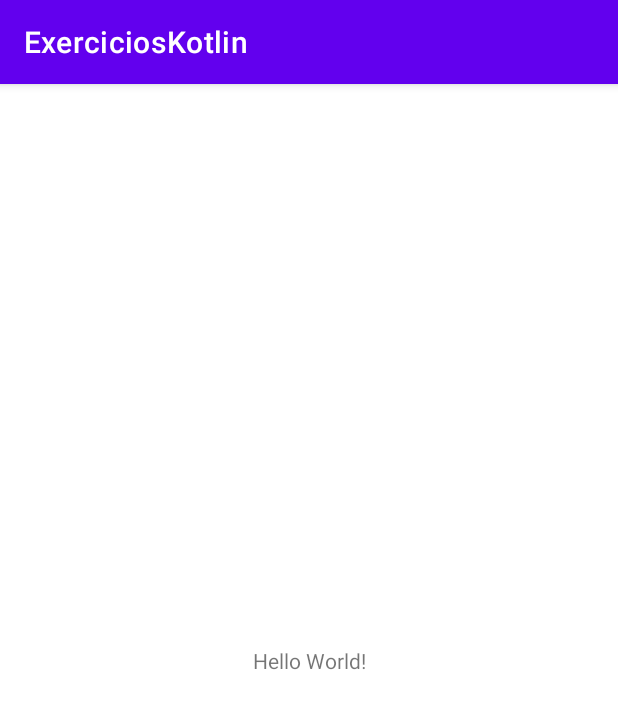
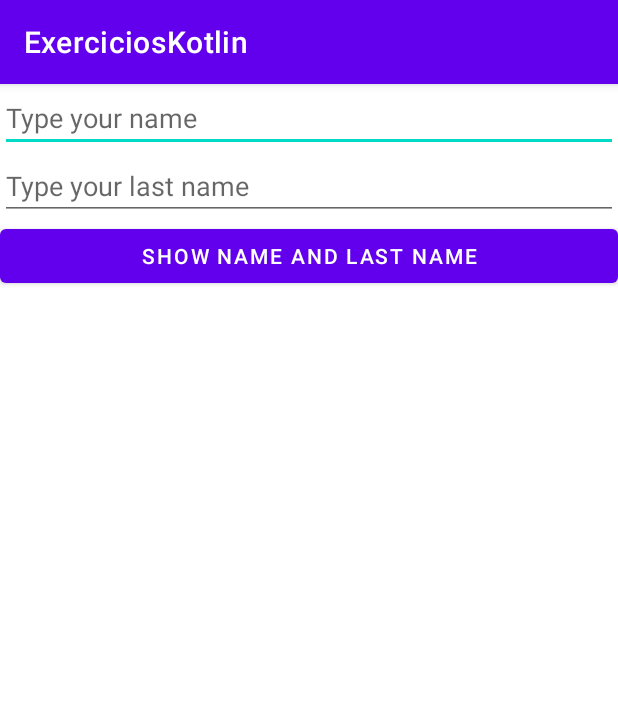
Before and after one commit to pedrohemmel/KotlinExercises, an Android app: the screen it shows after launch (MainActivity before the commit, DialogNameAndLastName after it), on a phone screen of 412 x 824 dp. Shown: the top 709 px of the screen. Run offline under Robolectric (Android 15) with nearby library versions, the phone set to English and light mode, and no system bars.

Commit message:
First exercise is done

```diff
--- a/app/build.gradle
+++ b/app/build.gradle
@@ -5,12 +5,12 @@ plugins {
 
 android {
     namespace 'com.example.exercicioskotlin'
-    compileSdk 32
+    compileSdk 33
 
     defaultConfig {
         applicationId "com.example.exercicioskotlin"
         minSdk 23
-        targetSdk 32
+        targetSdk 33
         versionCode 1
         versionName "1.0"
 
--- a/app/src/main/AndroidManifest.xml
+++ b/app/src/main/AndroidManifest.xml
@@ -13,7 +13,7 @@
         android:theme="@style/Theme.ExerciciosKotlin"
         tools:targetApi="31">
         <activity
-            android:name=".MainActivity"
+            android:name=".DialogNameAndLastName"
             android:exported="true">
             <intent-filter>
                 <action android:name="android.intent.action.MAIN" />
--- /dev/null
+++ b/app/src/main/java/com/example/exercicioskotlin/DialogNameAndLastName.kt
@@ -0,0 +1,31 @@
+package com.example.exercicioskotlin
+
+import androidx.appcompat.app.AppCompatActivity
+import android.os.Bundle
+import android.widget.Button
+import android.widget.EditText
+import androidx.appcompat.app.AlertDialog
+
+class DialogNameAndLastName : AppCompatActivity() {
+    override fun onCreate(savedInstanceState: Bundle?) {
+        super.onCreate(savedInstanceState)
+        setContentView(R.layout.activity_dialog_name_and_last_name)
+
+        val txtName: EditText = findViewById(R.id.txtName)
+        val txtLastName: EditText = findViewById(R.id.txtLastName)
+        val btnShowNameAndLastName: Button = findViewById(R.id.btnShowNameAndLastName)
+
+        btnShowNameAndLastName.setOnClickListener {
+            showDialogWithNameAndLastName("Your entire name is...", "${txtName.text.toString()} ${txtLastName.text.toString()}")
+        }
+    }
+    //Functions here
+    fun showDialogWithNameAndLastName(title: String, msg: String) {
+        AlertDialog.Builder(this)
+            .setTitle("${title}")
+            .setMessage("${msg}")
+            .setPositiveButton("Okay", null)
+            .create()
+            .show()
+    }
+}
--- a/app/src/main/java/com/example/exercicioskotlin/MainActivity.kt
+++ /dev/null
@@ -1,11 +0,0 @@
-package com.example.exercicioskotlin
-
-import androidx.appcompat.app.AppCompatActivity
-import android.os.Bundle
-
-class MainActivity : AppCompatActivity() {
-    override fun onCreate(savedInstanceState: Bundle?) {
-        super.onCreate(savedInstanceState)
-        setContentView(R.layout.activity_main)
-    }
-}
--- /dev/null
+++ b/app/src/main/res/layout/activity_dialog_name_and_last_name.xml
@@ -0,0 +1,39 @@
+<?xml version="1.0" encoding="utf-8"?>
+<androidx.constraintlayout.widget.ConstraintLayout xmlns:android="http://schemas.android.com/apk/res/android"
+    xmlns:app="http://schemas.android.com/apk/res-auto"
+    xmlns:tools="http://schemas.android.com/tools"
+    android:layout_width="match_parent"
+    android:layout_height="match_parent"
+    tools:context=".DialogNameAndLastName">
+
+    <EditText
+        android:id="@+id/txtName"
+        android:layout_width="0dp"
+        android:layout_height="wrap_content"
+        android:hint="@string/type_your_name"
+        app:layout_constraintTop_toTopOf="parent"
+        app:layout_constraintLeft_toLeftOf="parent"
+        app:layout_constraintRight_toRightOf="parent"
+        />
+    <EditText
+        android:id="@+id/txtLastName"
+        android:layout_width="0dp"
+        android:layout_height="wrap_content"
+        android:hint="@string/type_your_last_name"
+        app:layout_constraintTop_toBottomOf="@+id/txtName"
+        app:layout_constraintLeft_toLeftOf="parent"
+        app:layout_constraintRight_toRightOf="parent"
+        />
+    <Button
+        android:id="@+id/btnShowNameAndLastName"
+        android:layout_width="0dp"
+        android:layout_height="wrap_content"
+        android:text="@string/show_name_and_last_name"
+        app:layout_constraintTop_toBottomOf="@+id/txtLastName"
+        app:layout_constraintLeft_toLeftOf="parent"
+        app:layout_constraintRight_toRightOf="parent"
+        />
+
+
+
+</androidx.constraintlayout.widget.ConstraintLayout>
--- a/app/src/main/res/layout/activity_main.xml
+++ /dev/null
@@ -1,18 +0,0 @@
-<?xml version="1.0" encoding="utf-8"?>
-<androidx.constraintlayout.widget.ConstraintLayout xmlns:android="http://schemas.android.com/apk/res/android"
-    xmlns:app="http://schemas.android.com/apk/res-auto"
-    xmlns:tools="http://schemas.android.com/tools"
-    android:layout_width="match_parent"
-    android:layout_height="match_parent"
-    tools:context=".MainActivity">
-
-    <TextView
-        android:layout_width="wrap_content"
-        android:layout_height="wrap_content"
-        android:text="Hello World!"
-        app:layout_constraintBottom_toBottomOf="parent"
-        app:layout_constraintEnd_toEndOf="parent"
-        app:layout_constraintStart_toStartOf="parent"
-        app:layout_constraintTop_toTopOf="parent" />
-
-</androidx.constraintlayout.widget.ConstraintLayout>
--- a/app/src/main/res/values/strings.xml
+++ b/app/src/main/res/values/strings.xml
@@ -1,3 +1,6 @@
 <resources>
     <string name="app_name">ExerciciosKotlin</string>
+    <string name="type_your_name">Type your name</string>
+    <string name="type_your_last_name">Type your last name</string>
+    <string name="show_name_and_last_name">Show name and last name</string>
 </resources>
```
